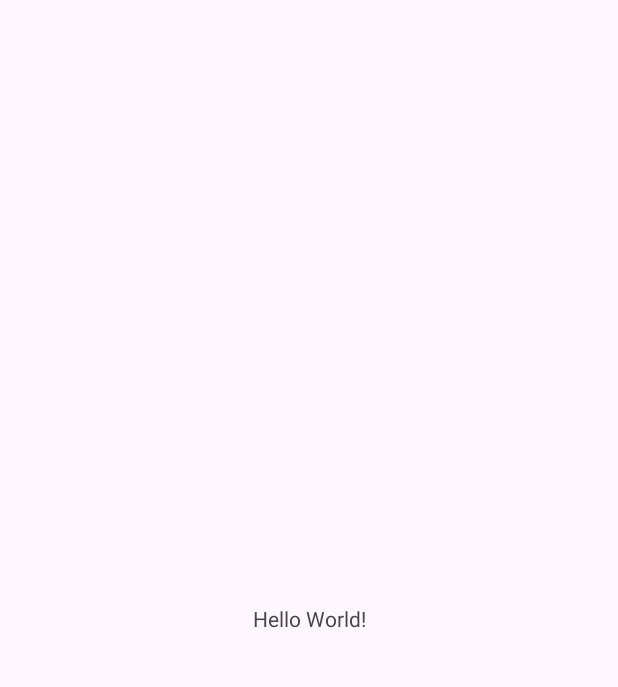
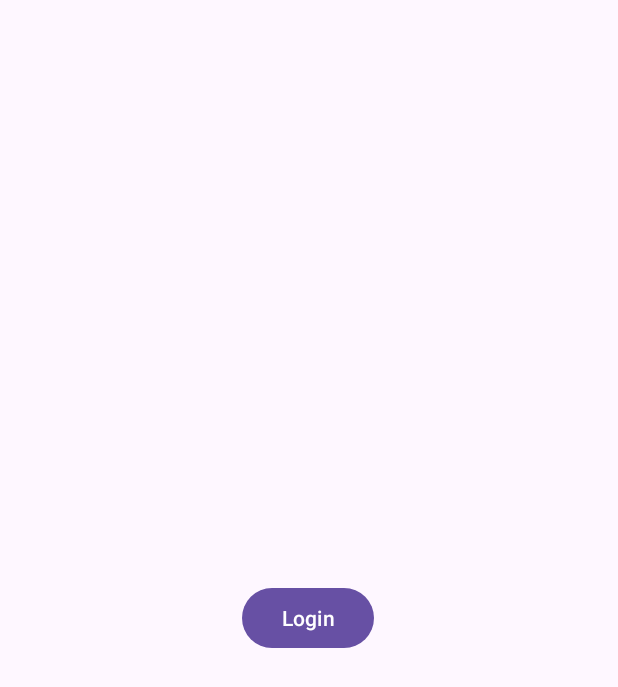
Before and after one commit to arielai91/CazarPatos, an Android app: the screen it shows after launch (MainActivity before the commit, LoginActivity after it), on a phone screen of 412 x 824 dp. Before the commit the part shown is almost empty. Shown: the top 687 px of the screen. Run offline under Robolectric (Android 15) with nearby library versions, the phone set to English and light mode, and no system bars.

Commit message:
Second commit

```diff
--- a/app/src/main/AndroidManifest.xml
+++ b/app/src/main/AndroidManifest.xml
@@ -12,15 +12,13 @@
         android:supportsRtl="true"
         android:theme="@style/Theme.CazarPatos"
         tools:targetApi="31">
-        <activity
-            android:name=".MainActivity"
-            android:exported="true">
+        <activity android:name=".LoginActivity" android:exported="true">
             <intent-filter>
                 <action android:name="android.intent.action.MAIN" />
-
                 <category android:name="android.intent.category.LAUNCHER" />
             </intent-filter>
         </activity>
+        <activity android:name=".MainActivity" android:exported="true" />
     </application>
 
 </manifest>
--- /dev/null
+++ b/app/src/main/java/com/ariel/amaguana/cazarpatos/LoginActivity.kt
@@ -0,0 +1,19 @@
+package com.ariel.amaguana.cazarpatos
+
+import android.content.Intent
+import android.os.Bundle
+import android.widget.Button
+import androidx.appcompat.app.AppCompatActivity
+
+class LoginActivity : AppCompatActivity(){
+    override fun onCreate(savedInstanceState: Bundle?) {
+        super.onCreate(savedInstanceState)
+        setContentView(R.layout.activity_login)
+
+        val btnLogin = findViewById<Button>(R.id.buttonLogin)
+        btnLogin.setOnClickListener {
+            val intent = Intent(this, MainActivity::class.java)
+            startActivity(intent)
+        }
+    }
+}
--- /dev/null
+++ b/app/src/main/res/layout/activity_login.xml
@@ -0,0 +1,21 @@
+<?xml version="1.0" encoding="utf-8"?>
+<androidx.constraintlayout.widget.ConstraintLayout xmlns:android="http://schemas.android.com/apk/res/android"
+    xmlns:app="http://schemas.android.com/apk/res-auto"
+    xmlns:tools="http://schemas.android.com/tools"
+    android:layout_width="match_parent"
+    android:layout_height="match_parent">
+
+    <Button
+        android:id="@+id/buttonLogin"
+        android:layout_width="wrap_content"
+        android:layout_height="wrap_content"
+        android:layout_marginStart="160dp"
+        android:layout_marginTop="341dp"
+        android:layout_marginEnd="161dp"
+        android:layout_marginBottom="342dp"
+        android:text="@string/Login"
+        app:layout_constraintBottom_toBottomOf="parent"
+        app:layout_constraintEnd_toEndOf="parent"
+        app:layout_constraintStart_toStartOf="parent"
+        app:layout_constraintTop_toTopOf="parent" />
+</androidx.constraintlayout.widget.ConstraintLayout>
--- a/app/src/main/res/values/strings.xml
+++ b/app/src/main/res/values/strings.xml
@@ -1,3 +1,4 @@
 <resources>
     <string name="app_name">CazarPatos</string>
+    <string name="Login">Login</string>
 </resources>
```
